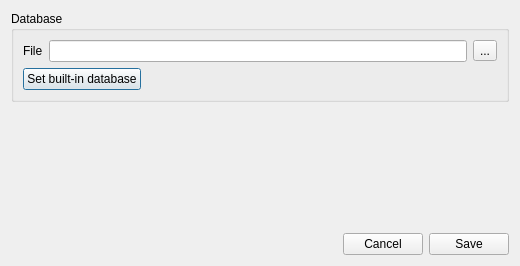
Before: the Qt Designer form src/preferences.ui in hobrasoft/simul6, drawn with Qt 5.
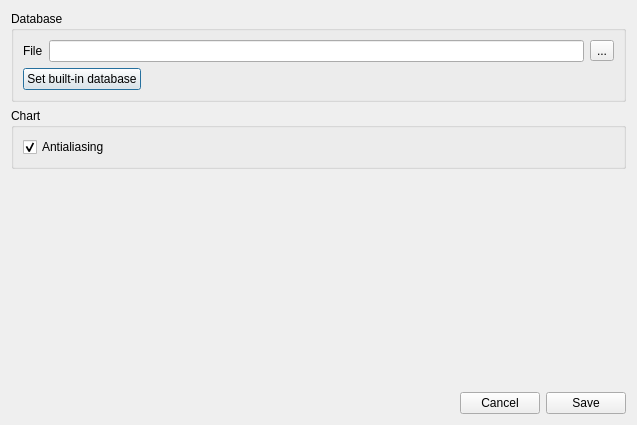
After: the same form once the commit is applied.

Commit message: Doplněná volba Chart antialiasing

The edit to the form file:
```diff
--- a/src/preferences.ui
+++ b/src/preferences.ui
@@ -6,14 +6,14 @@
    <rect>
     <x>0</x>
     <y>0</y>
-    <width>520</width>
-    <height>266</height>
+    <width>637</width>
+    <height>425</height>
    </rect>
   </property>
   <property name="windowTitle">
    <string>Dialog</string>
   </property>
-  <layout class="QGridLayout" name="gridLayout_2">
+  <layout class="QGridLayout" name="gridLayout_3">
    <item row="0" column="0">
     <widget class="QGroupBox" name="groupBox">
      <property name="title">
@@ -65,6 +65,38 @@
     </widget>
    </item>
    <item row="1" column="0">
+    <widget class="QGroupBox" name="groupBox_2">
+     <property name="title">
+      <string>Chart</string>
+     </property>
+     <layout class="QGridLayout" name="gridLayout_2">
+      <item row="0" column="0">
+       <widget class="QCheckBox" name="f_chart_antialiasing">
+        <property name="text">
+         <string>Antialiasing</string>
+        </property>
+        <property name="checked">
+         <bool>true</bool>
+        </property>
+       </widget>
+      </item>
+      <item row="0" column="1">
+       <spacer name="horizontalSpacer_3">
+        <property name="orientation">
+         <enum>Qt::Horizontal</enum>
+        </property>
+        <property name="sizeHint" stdset="0">
+         <size>
+          <width>485</width>
+          <height>20</height>
+         </size>
+        </property>
+       </spacer>
+      </item>
+     </layout>
+    </widget>
+   </item>
+   <item row="2" column="0">
     <spacer name="verticalSpacer">
      <property name="orientation">
       <enum>Qt::Vertical</enum>
@@ -77,7 +109,7 @@
      </property>
     </spacer>
    </item>
-   <item row="2" column="0">
+   <item row="3" column="0">
     <layout class="QHBoxLayout" name="horizontalLayout">
      <item>
       <spacer name="horizontalSpacer">
```
The commit also changes 3 other files.
